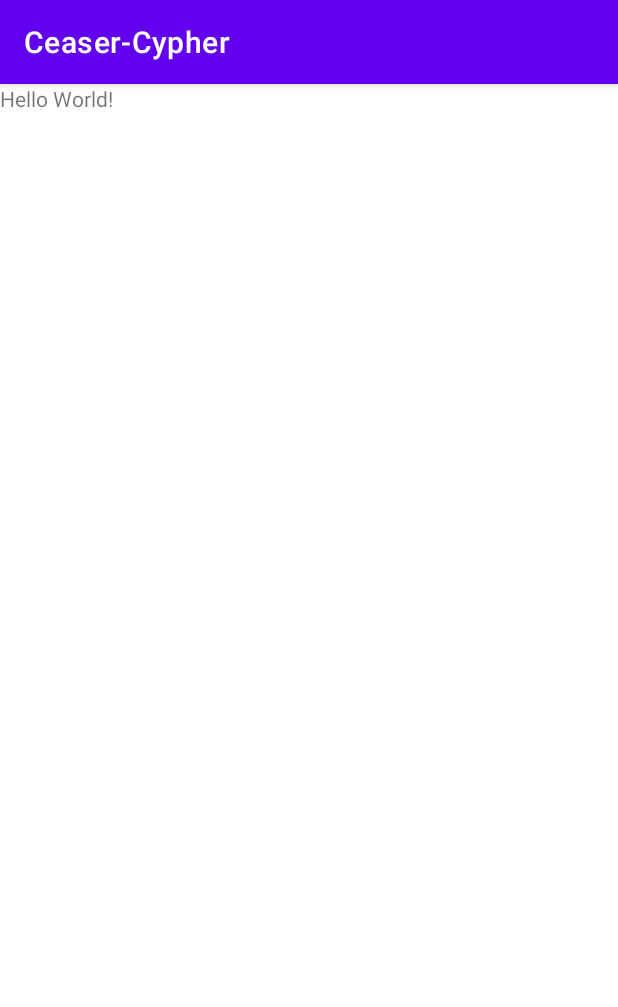
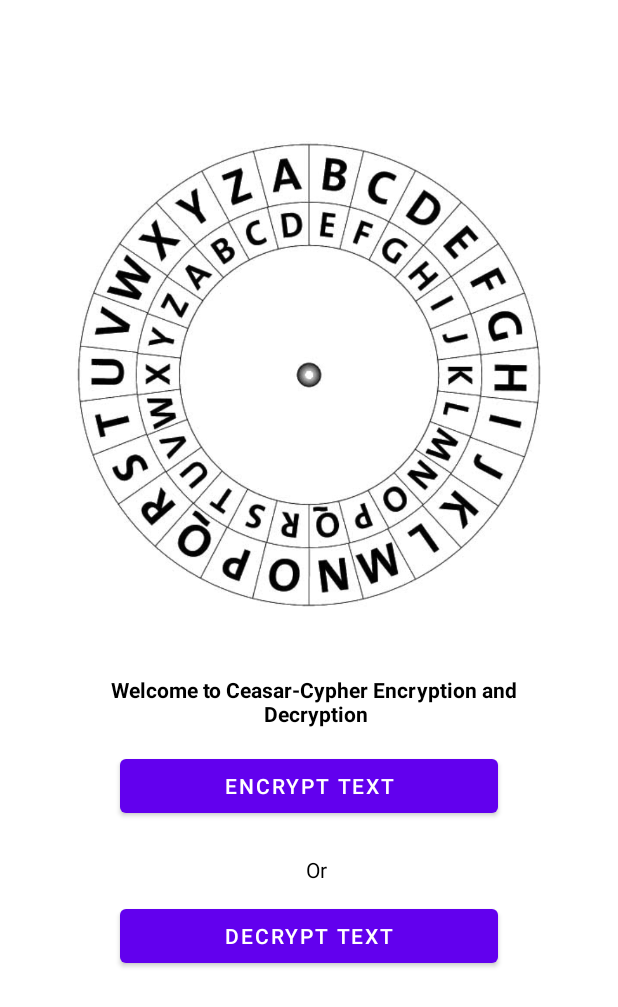
Before and after one commit to Princeyyyy/Ceasar-Cypher-Application, an Android app: the screen it shows after launch (MainActivity), on a phone screen of 412 x 824 dp. Shown: the top 1007 px of the screen. Run offline under Robolectric (Android 15) with nearby library versions, the phone set to English and light mode, and no system bars.

Commit message:
finished main activity xml

```diff
--- a/app/src/main/res/layout/activity_main.xml
+++ b/app/src/main/res/layout/activity_main.xml
@@ -6,13 +6,46 @@
     android:layout_height="match_parent"
     tools:context=".MainActivity">
 
+    <ImageView
+        android:layout_width="match_parent"
+        android:layout_height="400dp"
+        android:src="@drawable/ceasar"
+        android:layout_margin="50dp"/>
+
     <TextView
-        android:layout_width="wrap_content"
+        android:layout_width="match_parent"
         android:layout_height="wrap_content"
-        android:text="Hello World!"
-        app:layout_constraintBottom_toBottomOf="parent"
-        app:layout_constraintLeft_toLeftOf="parent"
-        app:layout_constraintRight_toRightOf="parent"
-        app:layout_constraintTop_toTopOf="parent" />
+        android:text="Welcome to Ceasar-Cypher Encryption and \nDecryption"
+        android:textColor="@color/black"
+        android:layout_marginLeft="10dp"
+        android:layout_marginTop="450dp"
+        android:textStyle="bold"
+        android:textSize="14sp"
+        android:gravity="center"/>
+
+    <Button
+        android:layout_width="match_parent"
+        android:layout_height="wrap_content"
+        android:text="Encrypt Text"
+        android:layout_marginTop="500dp"
+        android:layout_marginRight="80dp"
+        android:layout_marginLeft="80dp"/>
+
+    <TextView
+        android:layout_width="match_parent"
+        android:layout_height="wrap_content"
+        android:text="Or"
+        android:textColor="@color/black"
+        android:layout_marginLeft="10dp"
+        android:layout_marginTop="570dp"
+        android:gravity="center"/>
+
+    <Button
+        android:layout_width="match_parent"
+        android:layout_height="wrap_content"
+        android:text="Decrypt Text"
+        android:layout_marginTop="600dp"
+        android:layout_marginRight="80dp"
+        android:layout_marginLeft="80dp"/>
 
 </RelativeLayout>
--- a/app/src/main/res/values/themes.xml
+++ b/app/src/main/res/values/themes.xml
@@ -1,6 +1,6 @@
 <resources xmlns:tools="http://schemas.android.com/tools">
     <!-- Base application theme. -->
-    <style name="Theme.CeaserCypher" parent="Theme.MaterialComponents.DayNight.DarkActionBar">
+    <style name="Theme.CeaserCypher" parent="Theme.MaterialComponents.DayNight.NoActionBar">
         <!-- Primary brand color. -->
         <item name="colorPrimary">@color/purple_500</item>
         <item name="colorPrimaryVariant">@color/purple_700</item>
```
Also changed, not shown: app/src/main/res/drawable-v24/ceasar.jpg (added).
